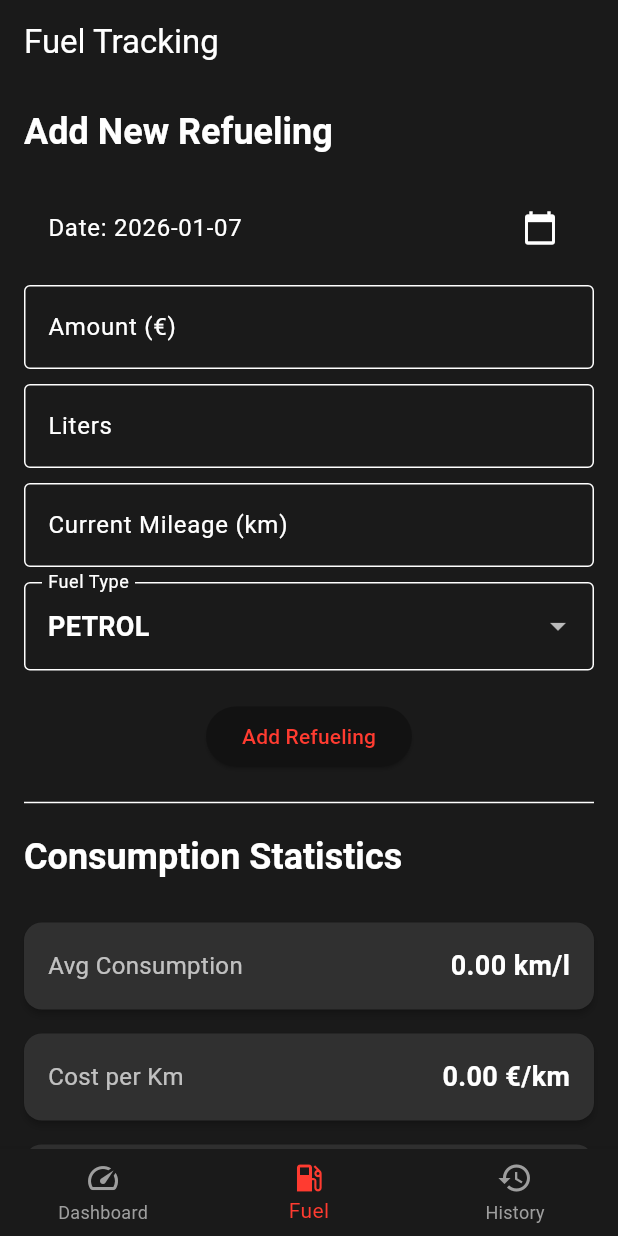
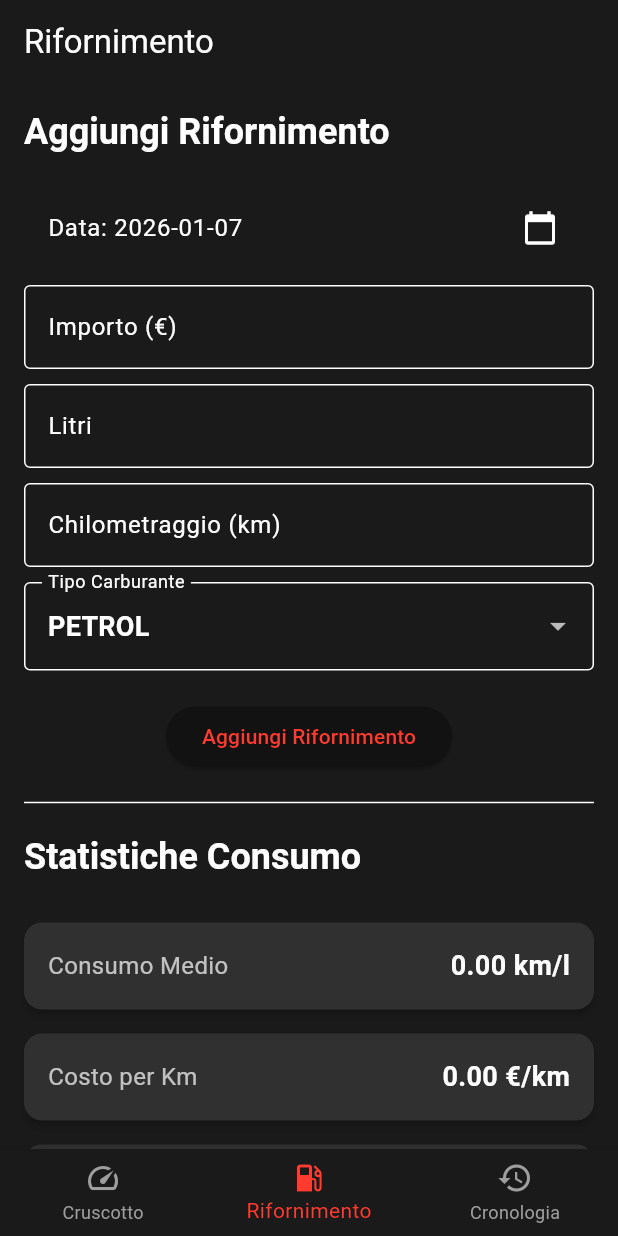
Before and after one commit to antocalderone/autoperf_monitor, a Flutter app: the screen it shows after launch, item 2 of the bottom bar chosen, on a phone screen of 412 x 824 dp. Run offline on Flutter 3.47's test engine with Material 3 defaults, Android fonts, the phone set to English and light mode, and no system bars; our stand-ins replace csv, fl_chart, geolocator, pdf, sensors_plus, shared_preferences and 1 more; missing offline and left inert: bluetooth_obd; accounts and stored records are empty.

Commit message:
feat: Enhance speedometer and translate app to Italian
This commit introduces several UI and functionality improvements:

- The analog speedometer in `analog_speedometer.dart` has been enhanced with a smoother needle animation using `CurvedAnimation`.
- A new digital speed display has been added to the `dashboard_screen.dart` as a `_MetricCard`.
- The entire user interface has been translated to Italian, affecting `dashboard_screen.dart`, `fuel_screen.dart`, `history_stats_screen.dart`, and `main.dart`.

```diff
--- a/lib/main.dart
+++ b/lib/main.dart
@@ -95,15 +95,15 @@ class _MainAppState extends State<MainApp> {
           items: const <BottomNavigationBarItem>[
             BottomNavigationBarItem(
               icon: Icon(Icons.speed),
-              label: 'Dashboard',
+              label: 'Cruscotto',
             ),
             BottomNavigationBarItem(
               icon: Icon(Icons.local_gas_station),
-              label: 'Fuel',
+              label: 'Rifornimento',
             ),
             BottomNavigationBarItem(
               icon: Icon(Icons.history),
-              label: 'History',
+              label: 'Cronologia',
             ),
           ],
           currentIndex: _selectedIndex,
--- a/lib/screens/fuel_screen.dart
+++ b/lib/screens/fuel_screen.dart
@@ -81,7 +81,7 @@ class _FuelScreenState extends State<FuelScreen> {
       });
 
       ScaffoldMessenger.of(context).showSnackBar(
-        const SnackBar(content: Text('Fuel record added successfully!')),
+        const SnackBar(content: Text('Rifornimento aggiunto con successo!')),
       );
     }
   }
@@ -165,7 +165,7 @@ class _FuelScreenState extends State<FuelScreen> {
 
     return Scaffold(
       appBar: AppBar(
-        title: const Text('Fuel Tracking'),
+        title: const Text('Rifornimento'),
       ),
       body: SingleChildScrollView(
         padding: const EdgeInsets.all(16.0),
@@ -173,7 +173,7 @@ class _FuelScreenState extends State<FuelScreen> {
           crossAxisAlignment: CrossAxisAlignment.start,
           children: [
             Text(
-              'Add New Refueling',
+              'Aggiungi Rifornimento',
               style: Theme.of(context).textTheme.headlineSmall,
             ),
             const SizedBox(height: 20),
@@ -184,7 +184,7 @@ class _FuelScreenState extends State<FuelScreen> {
                 children: [
                   // Date Picker
                   ListTile(
-                    title: Text('Date: ${DateFormat('yyyy-MM-dd').format(_selectedDate)}'),
+                    title: Text('Data: ${DateFormat('yyyy-MM-dd').format(_selectedDate)}'),
                     trailing: const Icon(Icons.calendar_today),
                     onTap: () => _selectDate(context),
                   ),
@@ -193,16 +193,16 @@ class _FuelScreenState extends State<FuelScreen> {
                   TextFormField(
                     controller: _amountController,
                     decoration: const InputDecoration(
-                      labelText: 'Amount (€)',
+                      labelText: 'Importo (€)',
                       border: OutlineInputBorder(),
                     ),
                     keyboardType: TextInputType.number,
                     validator: (value) {
                       if (value == null || value.isEmpty) {
-                        return 'Please enter amount';
+                        return 'Inserisci l\'importo';
                       }
                       if (double.tryParse(value) == null) {
-                        return 'Please enter a valid number';
+                        return 'Inserisci un numero valido';
                       }
                       return null;
                     },
@@ -212,16 +212,16 @@ class _FuelScreenState extends State<FuelScreen> {
                   TextFormField(
                     controller: _litersController,
                     decoration: const InputDecoration(
-                      labelText: 'Liters',
+                      labelText: 'Litri',
                       border: OutlineInputBorder(),
                     ),
                     keyboardType: TextInputType.number,
                     validator: (value) {
                       if (value == null || value.isEmpty) {
-                        return 'Please enter liters';
+                        return 'Inserisci i litri';
                       }
                       if (double.tryParse(value) == null) {
-                        return 'Please enter a valid number';
+                        return 'Inserisci un numero valido';
                       }
                       return null;
                     },
@@ -231,16 +231,16 @@ class _FuelScreenState extends State<FuelScreen> {
                   TextFormField(
                     controller: _mileageController,
                     decoration: const InputDecoration(
-                      labelText: 'Current Mileage (km)',
+                      labelText: 'Chilometraggio (km)',
                       border: OutlineInputBorder(),
                     ),
                     keyboardType: TextInputType.number,
                     validator: (value) {
                       if (value == null || value.isEmpty) {
-                        return 'Please enter mileage';
+                        return 'Inserisci il chilometraggio';
                       }
                       if (double.tryParse(value) == null) {
-                        return 'Please enter a valid number';
+                        return 'Inserisci un numero valido';
                       }
                       return null;
                     },
@@ -250,7 +250,7 @@ class _FuelScreenState extends State<FuelScreen> {
                   DropdownButtonFormField<FuelType>(
                     value: _selectedFuelType,
                     decoration: const InputDecoration(
-                      labelText: 'Fuel Type',
+                      labelText: 'Tipo Carburante',
                       border: OutlineInputBorder(),
                     ),
                     items: FuelType.values.map((FuelType type) {
@@ -268,7 +268,7 @@ class _FuelScreenState extends State<FuelScreen> {
                   const SizedBox(height: 20),
                   ElevatedButton(
                     onPressed: _submitForm,
-                    child: const Text('Add Refueling'),
+                    child: const Text('Aggiungi Rifornimento'),
                   ),
                 ],
               ),
@@ -276,24 +276,24 @@ class _FuelScreenState extends State<FuelScreen> {
             const Divider(height: 40),
             // Fuel Statistics
             Text(
-              'Consumption Statistics',
+              'Statistiche Consumo',
               style: Theme.of(context).textTheme.headlineSmall,
             ),
             const SizedBox(height: 20),
             _StatisticCard(
-              title: 'Avg Consumption',
+              title: 'Consumo Medio',
               value: stats.avgConsumption,
               unit: 'km/l',
               format: true,
             ),
             _StatisticCard(
-              title: 'Cost per Km',
+              title: 'Costo per Km',
               value: stats.costPerKm,
               unit: '€/km',
               format: true,
             ),
             _StatisticCard(
-              title: 'Estimated Range',
+              title: 'Autonomia Stimata',
               value: stats.estimatedRange,
               unit: 'km',
               format: true,
@@ -301,7 +301,7 @@ class _FuelScreenState extends State<FuelScreen> {
             const Divider(height: 40),
             // Historical Fuel Consumption Chart
             Text(
-              'Historical Consumption (km/l)',
+              'Consumo Storico (km/l)',
               style: Theme.of(context).textTheme.headlineSmall,
             ),
             const SizedBox(height: 20),
@@ -323,7 +323,7 @@ class _FuelScreenState extends State<FuelScreen> {
                           return SideTitleWidget(
                             meta: meta, // Added meta parameter
                             space: 8.0,
-                            child: Text(DateFormat('MMM dd').format(date), style: const TextStyle(fontSize: 10)),
+                            child: Text(DateFormat('dd MMM').format(date), style: const TextStyle(fontSize: 10)),
                           );
                         },
                       ),
@@ -352,12 +352,12 @@ class _FuelScreenState extends State<FuelScreen> {
             const Divider(height: 40),
             // List of Refueling Records
             Text(
-              'Refueling History',
+              'Cronologia Rifornimenti',
               style: Theme.of(context).textTheme.headlineSmall,
             ),
             const SizedBox(height: 20),
             _fuelRecords.isEmpty
-                ? const Center(child: Text('No refueling records yet.'))
+                ? const Center(child: Text('Nessun rifornimento registrato.'))
                 : ListView.builder(
                     shrinkWrap: true,
                     physics: const NeverScrollableScrollPhysics(),
@@ -368,7 +368,7 @@ class _FuelScreenState extends State<FuelScreen> {
                         margin: const EdgeInsets.symmetric(vertical: 8.0),
                         child: ListTile(
                           title: Text('${DateFormat('yyyy-MM-dd').format(record.date)} - ${record.fuelType.name.toUpperCase()}'),
-                          subtitle: Text('Liters: ${record.liters.toStringAsFixed(2)} | Amount: €${record.amount.toStringAsFixed(2)} | Mileage: ${record.mileage.toStringAsFixed(0)} km'),
+                          subtitle: Text('Litri: ${record.liters.toStringAsFixed(2)} | Importo: €${record.amount.toStringAsFixed(2)} | Chilometraggio: ${record.mileage.toStringAsFixed(0)} km'),
                           trailing: IconButton(
                             icon: const Icon(Icons.delete, color: Colors.redAccent),
                             onPressed: () async {
@@ -376,7 +376,7 @@ class _FuelScreenState extends State<FuelScreen> {
                                 await _databaseHelper.deleteFuelRecord(record.id!);
                                 _loadFuelRecords();
                                 ScaffoldMessenger.of(context).showSnackBar(
-                                  const SnackBar(content: Text('Fuel record deleted!')),
+                                  const SnackBar(content: Text('Rifornimento eliminato!')),
                                 );
                               }
                             },
--- a/lib/screens/history_stats_screen.dart
+++ b/lib/screens/history_stats_screen.dart
@@ -50,13 +50,13 @@ class _HistoryStatsScreenState extends State<HistoryStatsScreen> {
       final path = await _exportService.exportDrivingSessionsToCsv(_drivingSessions);
       if (mounted) {
         ScaffoldMessenger.of(context).showSnackBar(
-          SnackBar(content: Text('Driving sessions exported to: $path')),
+          SnackBar(content: Text('Sessioni di guida esportate in: $path')),
         );
       }
     } catch (e) {
       if (mounted) {
         ScaffoldMessenger.of(context).showSnackBar(
-          SnackBar(content: Text('Error exporting driving sessions: $e')),
+          SnackBar(content: Text('Errore durante l\'esportazione delle sessioni di guida: $e')),
         );
       }
     }
@@ -67,13 +67,13 @@ class _HistoryStatsScreenState extends State<HistoryStatsScreen> {
       final path = await _exportService.exportFuelRecordsToPdf(_fuelRecords);
       if (mounted) {
         ScaffoldMessenger.of(context).showSnackBar(
-          SnackBar(content: Text('Fuel records exported to: $path')),
+          SnackBar(content: Text('Record di carburante esportati in: $path')),
         );
       }
     } catch (e) {
       if (mounted) {
         ScaffoldMessenger.of(context).showSnackBar(
-          SnackBar(content: Text('Error exporting fuel records: $e')),
+          SnackBar(content: Text('Errore durante l\'esportazione dei record di carburante: $e')),
         );
       }
     }
@@ -83,7 +83,7 @@ class _HistoryStatsScreenState extends State<HistoryStatsScreen> {
   Widget build(BuildContext context) {
     return Scaffold(
       appBar: AppBar(
-        title: const Text('History & Statistics'),
+        title: const Text('Cronologia e Statistiche'),
         actions: [
           IconButton(
             icon: const Icon(Icons.build),
@@ -93,7 +93,7 @@ class _HistoryStatsScreenState extends State<HistoryStatsScreen> {
                 MaterialPageRoute(builder: (context) => const MaintenanceScreen()),
               );
             },
-            tooltip: 'Maintenance Records',
+            tooltip: 'Registro Manutenzione',
           ),
         ],
       ),
@@ -103,7 +103,7 @@ class _HistoryStatsScreenState extends State<HistoryStatsScreen> {
           crossAxisAlignment: CrossAxisAlignment.start,
           children: [
             Text(
-              'Export Data',
+              'Esporta Dati',
               style: Theme.of(context).textTheme.headlineSmall,
             ),
             const SizedBox(height: 10),
@@ -114,7 +114,7 @@ class _HistoryStatsScreenState extends State<HistoryStatsScreen> {
                   child: ElevatedButton.icon(
                     onPressed: _exportDrivingSessions,
                     icon: const Icon(Icons.download),
-                    label: const Text('Export Sessions (CSV)'),
+                    label: const Text('Esporta Sessioni (CSV)'),
                   ),
                 ),
                 const SizedBox(width: 10), // Add some spacing between buttons
@@ -122,19 +122,19 @@ class _HistoryStatsScreenState extends State<HistoryStatsScreen> {
                   child: ElevatedButton.icon(
                     onPressed: _exportFuelRecords,
                     icon: const Icon(Icons.download),
-                    label: const Text('Export Fuel (PDF)'),
+                    label: const Text('Esporta Carburante (PDF)'),
                   ),
                 ),
               ],
             ),
             const Divider(height: 40),
             Text(
-              'Recorded Driving Sessions',
+              'Sessioni di Guida Registrate',
               style: Theme.of(context).textTheme.headlineSmall,
             ),
             const SizedBox(height: 20),
             _drivingSessions.isEmpty
-                ? const Center(child: Text('No driving sessions recorded yet.'))
+                ? const Center(child: Text('Nessuna sessione di guida registrata.'))
                 : ListView.builder(
                     shrinkWrap: true,
                     physics: const NeverScrollableScrollPhysics(),
@@ -156,20 +156,20 @@ class _HistoryStatsScreenState extends State<HistoryStatsScreen> {
                             crossAxisAlignment: CrossAxisAlignment.start,
                             children: [
                               Text(
-                                'Session: ${DateFormat('yyyy-MM-dd HH:mm').format(session.startTime)}',
+                                'Sessione: ${DateFormat('yyyy-MM-dd HH:mm').format(session.startTime)}',
                                 style: Theme.of(context).textTheme.titleMedium,
                               ),
                               if (session.endTime != null)
                                 Text(
-                                  'End: ${DateFormat('yyyy-MM-dd HH:mm').format(session.endTime!)}',
+                                  'Fine: ${DateFormat('yyyy-MM-dd HH:mm').format(session.endTime!)}',
                                   style: Theme.of(context).textTheme.bodySmall,
                                 ),
                               Text(
-                                'Distance: ${session.metrics.distanceTraveled.toStringAsFixed(2)} km',
+                                'Distanza: ${session.metrics.distanceTraveled.toStringAsFixed(2)} km',
                                 style: Theme.of(context).textTheme.bodyMedium,
                               ),
                               Text(
-                                'Avg Speed: ${session.metrics.averageSpeed.toStringAsFixed(1)} km/h',
+                                'Velocità Media: ${session.metrics.averageSpeed.toStringAsFixed(1)} km/h',
                                 style: Theme.of(context).textTheme.bodyMedium,
                               ),
                               const SizedBox(height: 10),
@@ -181,12 +181,12 @@ class _HistoryStatsScreenState extends State<HistoryStatsScreen> {
                                         gridData: const FlGridData(show: false),
                                         titlesData: FlTitlesData(
                                           leftTitles: AxisTitles(
-                                            axisNameWidget: const Text('Speed (km/h)'),
+                                            axisNameWidget: const Text('Velocità (km/h)'),
                                             axisNameSize: 24,
                                             sideTitles: SideTitles(showTitles: true, reservedSize: 40, getTitlesWidget: (value, meta) => Text(value.toInt().toString())),
                                           ),
                                           bottomTitles: AxisTitles(
-                                            axisNameWidget: const Text('Time'),
+                                            axisNameWidget: const Text('Ora'),
                                             axisNameSize: 24,
                                             sideTitles: SideTitles(
                                               showTitles: true,
@@ -226,7 +226,7 @@ class _HistoryStatsScreenState extends State<HistoryStatsScreen> {
                                       ),
                                     ),
                                   )
-                                : const Text('No speed data available for this session.'),
+                                : const Text('Nessun dato di velocità disponibile per questa sessione.'),
                             ],
                           ),
                         ),
```
Also changed, not shown: lib/screens/dashboard_screen.dart (+13 -8 lines), lib/widgets/analog_speedometer.dart (+6 -1 lines).
